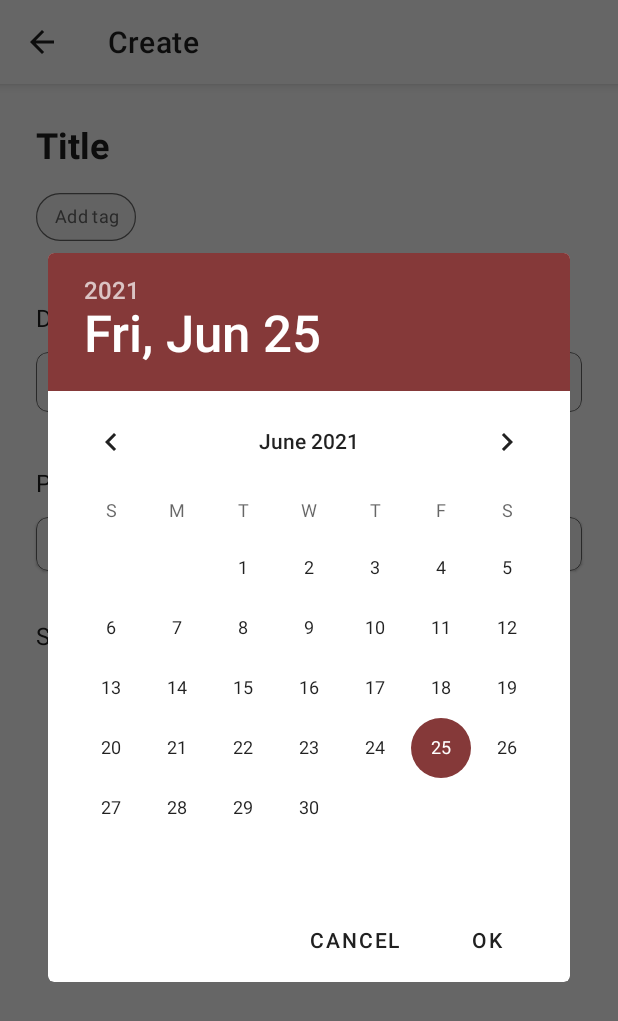
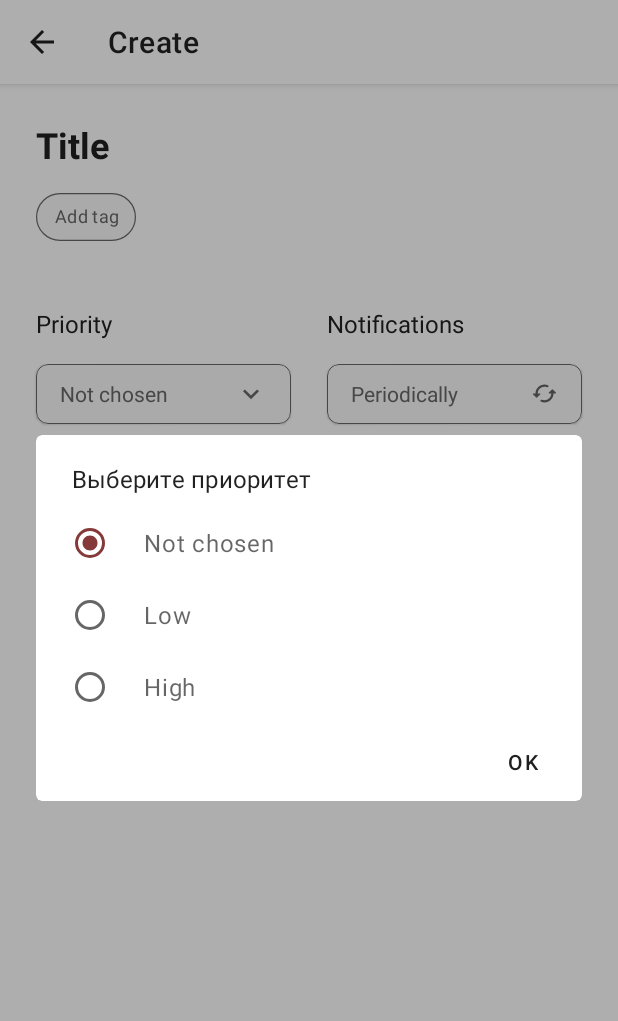
Before and after one commit to adkozlovskiy/oktodo, an Android app: the CreateActivity screen opened directly, with no data from a screen before it, after a tap on "Not chosen", on a phone screen of 412 x 824 dp. Shown: the top 1021 px of the screen. Run offline under Robolectric (Android 15) with nearby library versions, the phone set to English and light mode, and no system bars.

Commit message:
CreateFragment logic.

```diff
--- a/app/src/main/java/com/weinstudio/affari/ui/create/CreateActivity.kt
+++ b/app/src/main/java/com/weinstudio/affari/ui/create/CreateActivity.kt
@@ -1,19 +1,13 @@
 package com.weinstudio.affari.ui.create
 
 import android.os.Bundle
-import android.text.format.DateUtils
 import android.view.Menu
 import android.view.MenuItem
-import android.widget.EditText
-import android.widget.TextView
 import androidx.appcompat.app.AppCompatActivity
 import androidx.appcompat.widget.Toolbar
-import androidx.cardview.widget.CardView
 import androidx.core.content.res.ResourcesCompat
 import com.weinstudio.affari.R
 import com.weinstudio.affari.ui.create.view.CreateFragment
-import java.util.*
-
 
 class CreateActivity : AppCompatActivity() {
 
@@ -49,9 +43,6 @@ class CreateActivity : AppCompatActivity() {
     }
 
     override fun onOptionsItemSelected(item: MenuItem): Boolean {
-        if (item.itemId == R.id.done) {
-
-        }
-        return true
+        return false
     }
 }
--- a/app/src/main/java/com/weinstudio/affari/ui/create/view/CreateFragment.kt
+++ b/app/src/main/java/com/weinstudio/affari/ui/create/view/CreateFragment.kt
@@ -11,7 +11,10 @@ import android.widget.TextView
 import androidx.cardview.widget.CardView
 import androidx.fragment.app.Fragment
 import androidx.lifecycle.ViewModelProvider
+import com.google.android.material.dialog.MaterialAlertDialogBuilder
+import com.google.android.material.switchmaterial.SwitchMaterial
 import com.weinstudio.affari.R
+import com.weinstudio.affari.data._enum.Priority
 import com.weinstudio.affari.ui.create.viewmodel.CreateViewModel
 import java.util.*
 
@@ -19,6 +22,10 @@ class CreateFragment : Fragment() {
 
     private lateinit var cvDeadline: CardView
     private lateinit var tvDeadline: TextView
+    private lateinit var switchDeadline: SwitchMaterial
+
+    private lateinit var cvPriority: CardView
+    private lateinit var tvPriority: TextView
 
     companion object {
         fun newInstance() = CreateFragment()
@@ -44,6 +51,24 @@ class CreateFragment : Fragment() {
         viewModel.datetimeData.observe(viewLifecycleOwner, {
             tvDeadline.text = it
         })
+
+        cvPriority = view.findViewById(R.id.cv_priority)
+        tvPriority = view.findViewById(R.id.tv_priority_prop)
+
+        cvPriority.setOnClickListener { choosePriority() }
+        viewModel.priority.observe(viewLifecycleOwner, {
+            tvPriority.text = when (it) {
+                Priority.HIGH_PRIORITY -> getString(R.string.high_priority)
+                Priority.LOW_PRIORITY -> getString(R.string.low_priority)
+                null -> getString(R.string.no_priority)
+            }
+        })
+
+        switchDeadline = view.findViewById(R.id.switch_deadline)
+
+        switchDeadline.setOnCheckedChangeListener { _, isChecked ->
+            cvDeadline.visibility = if (isChecked) View.VISIBLE else View.GONE
+        }
     }
 
     private fun chooseDateTime() {
@@ -61,7 +86,7 @@ class CreateFragment : Fragment() {
 
     private fun showDatePickerDialog(onSelected: () -> Unit) {
         val calendar = viewModel.calendar
-        val dialog = DatePickerDialog(
+        DatePickerDialog(
             requireContext(),
             { _, year, month, dayOfMonth ->
                 with(calendar) {
@@ -76,12 +101,12 @@ class CreateFragment : Fragment() {
             calendar.get(Calendar.MONTH),
             calendar.get(Calendar.DAY_OF_MONTH)
         )
-        dialog.show()
+            .show()
     }
 
     private fun showTimePickerDialog(onSelected: () -> Unit) {
         val calendar = viewModel.calendar
-        val dialog = TimePickerDialog(
+        TimePickerDialog(
             requireContext(),
             { _, hour, minute ->
                 with(calendar) {
@@ -94,6 +119,34 @@ class CreateFragment : Fragment() {
             calendar.get(Calendar.HOUR_OF_DAY),
             calendar.get(Calendar.MINUTE), true
         )
-        dialog.show()
+            .show()
+    }
+
+    private fun choosePriority() {
+        val items = arrayOf(
+            getString(R.string.no_priority),
+            getString(R.string.low_priority),
+            getString(R.string.high_priority)
+        )
+
+        var checked = when (viewModel.priority.value) {
+            null -> 0
+            Priority.LOW_PRIORITY -> 1
+            Priority.HIGH_PRIORITY -> 2
+        }
+
+        MaterialAlertDialogBuilder(requireContext())
+            .setTitle(getString(R.string.choose_priority))
+            .setSingleChoiceItems(items, checked) { _, id ->
+                checked = id
+            }
+            .setPositiveButton(getString(R.string.ok)) { _, _ ->
+                viewModel.priority.value = when (checked) {
+                    1 -> Priority.LOW_PRIORITY
+                    2 -> Priority.HIGH_PRIORITY
+                    else -> null
+                }
+            }
+            .show()
     }
 }
--- a/app/src/main/res/layout/fragment_create.xml
+++ b/app/src/main/res/layout/fragment_create.xml
@@ -4,6 +4,8 @@
     xmlns:tools="http://schemas.android.com/tools"
     android:layout_width="match_parent"
     android:layout_height="match_parent"
+    android:clipToPadding="false"
+    android:paddingBottom="40dp"
     tools:context=".ui.create.CreateActivity">
 
     <androidx.constraintlayout.widget.ConstraintLayout
@@ -63,21 +65,31 @@
             android:layout_height="wrap_content"
             android:layout_marginStart="24dp"
             android:layout_marginTop="32dp"
-            android:text="@string/deadline"
+            android:text="Сделать до"
             android:textColor="@color/black"
             android:textSize="16sp"
             app:layout_constraintStart_toStartOf="parent"
-            app:layout_constraintTop_toBottomOf="@id/horizontal_scroll_view" />
+            app:layout_constraintTop_toBottomOf="@id/cv_priority" />
+
+        <com.google.android.material.switchmaterial.SwitchMaterial
+            android:id="@+id/switch_deadline"
+            android:layout_width="wrap_content"
+            android:layout_height="wrap_content"
+            android:layout_marginEnd="24dp"
+            app:layout_constraintBottom_toBottomOf="@id/tv_deadline"
+            app:layout_constraintEnd_toEndOf="parent"
+            app:layout_constraintTop_toTopOf="@id/tv_deadline" />
 
         <com.google.android.material.card.MaterialCardView
             android:id="@+id/cv_deadline"
             android:layout_width="0dp"
             android:layout_height="40dp"
             android:layout_marginHorizontal="24dp"
-            android:layout_marginTop="12dp"
+            android:layout_marginTop="16dp"
             android:background="?attr/selectableItemBackground"
             android:clickable="true"
             android:focusable="true"
+            android:visibility="gone"
             app:cardBackgroundColor="@color/light_gray"
             app:cardCornerRadius="8dp"
             app:layout_constraintEnd_toEndOf="parent"
@@ -93,7 +105,7 @@
                 android:drawablePadding="12dp"
                 android:gravity="center_vertical"
                 android:paddingHorizontal="16dp"
-                android:text="@string/no_priority"
+                android:text="Выберите дату"
                 android:textColor="@color/gray"
                 app:drawableStartCompat="@drawable/ic_calendar" />
 
@@ -109,14 +121,14 @@
             android:textColor="@color/black"
             android:textSize="16sp"
             app:layout_constraintStart_toStartOf="parent"
-            app:layout_constraintTop_toBottomOf="@id/cv_deadline" />
+            app:layout_constraintTop_toBottomOf="@id/horizontal_scroll_view" />
 
         <com.google.android.material.card.MaterialCardView
             android:id="@+id/cv_priority"
             android:layout_width="0dp"
-            android:layout_height="36dp"
+            android:layout_height="40dp"
             android:layout_marginHorizontal="24dp"
-            android:layout_marginTop="12dp"
+            android:layout_marginTop="16dp"
             android:background="?attr/selectableItemBackground"
             android:clickable="true"
             android:focusable="true"
@@ -150,12 +162,12 @@
             android:textColor="@color/black"
             android:textSize="16sp"
             app:layout_constraintStart_toStartOf="@id/cv_notifications"
-            app:layout_constraintTop_toBottomOf="@id/cv_deadline" />
+            app:layout_constraintTop_toBottomOf="@id/horizontal_scroll_view" />
 
         <com.google.android.material.card.MaterialCardView
             android:id="@+id/cv_notifications"
             android:layout_width="0dp"
-            android:layout_height="36dp"
+            android:layout_height="40dp"
             android:layout_marginEnd="24dp"
             android:background="?attr/selectableItemBackground"
             android:clickable="true"
@@ -172,27 +184,12 @@
                 android:id="@+id/tv_notifications_prop"
                 android:layout_width="match_parent"
                 android:layout_height="match_parent"
-                android:drawablePadding="12dp"
                 android:gravity="center_vertical"
                 android:paddingHorizontal="16dp"
-                android:text="@string/once"
+                android:text="@string/periodically"
                 android:textColor="@color/gray"
-                app:drawableStartCompat="@drawable/ic_repeat" />
+                app:drawableEndCompat="@drawable/ic_repeat" />
 
         </com.google.android.material.card.MaterialCardView>
-
-        <TextView
-            android:id="@+id/tv_desc"
-            android:layout_width="wrap_content"
-            android:layout_height="wrap_content"
-            android:layout_marginStart="24dp"
-            android:layout_marginTop="32dp"
-            android:text="@string/subtasks"
-            android:textColor="@color/black"
-            android:textSize="16sp"
-            app:layout_constraintStart_toStartOf="parent"
-            app:layout_constraintTop_toBottomOf="@id/cv_priority" />
-
-
     </androidx.constraintlayout.widget.ConstraintLayout>
 </androidx.core.widget.NestedScrollView>
--- a/app/src/main/res/values/strings.xml
+++ b/app/src/main/res/values/strings.xml
@@ -43,4 +43,6 @@
     <string name="custom">Custom</string>
     <string name="done">Done</string>
     <string name="my_problems">My problems</string>
+    <string name="no_deadline">No deadline</string>
+    <string name="choose_priority">Выберите приоритет</string>
 </resources>
```
Also changed, not shown: 1 other file.
